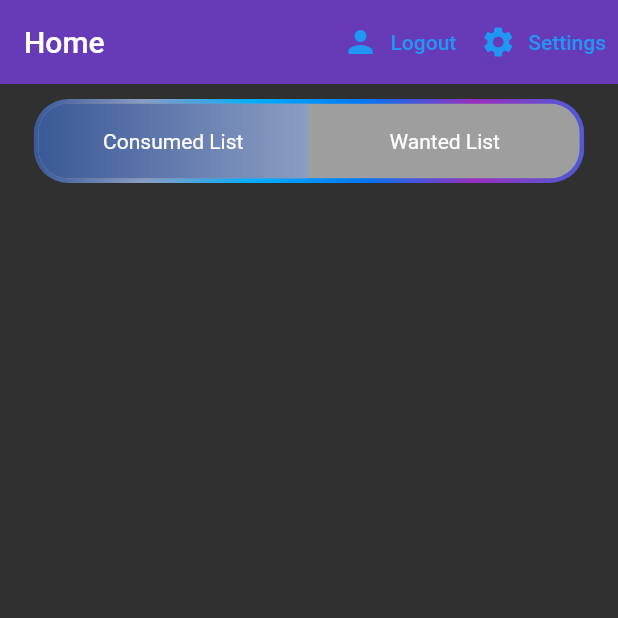
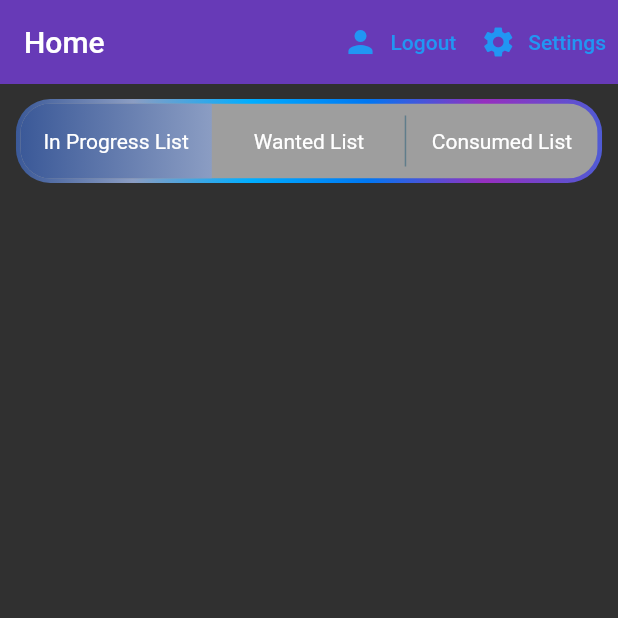
Before and after one commit to cimbyote/monsoomer, a Flutter app: the screen it shows once a user with an empty profile is signed in, on a phone screen of 412 x 824 dp, the top half of it. Run offline on Flutter 3.47's test engine with Material 2 defaults, Android fonts, the phone set to English and light mode, and no system bars; drawn by our look-alikes of toggle_switch; our stand-ins replace cached_network_image, cloud_firestore, firebase_auth, firebase_core, flutter_spinkit; accounts and stored records are empty; network calls fail; Roboto replaces fonts that are missing (NanumGothic).

Commit message:
added inprogess list

```diff
--- a/lib/models/media.dart
+++ b/lib/models/media.dart
@@ -9,11 +9,16 @@ class Media
 {
   final String name;
   final String type;
+
+  @CustomDateTimeConverter()
+  late DateTime addedDateTime;
+
   late String imageString;
 
   Media(this.name, this.type)
   {
     this.imageString = 'https://m.media-amazon.com/images/I/81OmkfFqvsL._AC_SY741_.jpg';
+    this.addedDateTime = DateTime.now();
   }
 
   factory Media.fromJson(Map<String, dynamic> json) => _$MediaFromJson(json);
@@ -23,8 +28,6 @@ class Media
 @JsonSerializable(explicitToJson: true)
 class ConsumedMedia extends Media
 {
-  @CustomDateTimeConverter()
-  late DateTime addedDateTime;
 
   @CustomDateTimeConverter()
   late DateTime consumedDateTime;
@@ -32,7 +35,6 @@ class ConsumedMedia extends Media
   ConsumedMedia(String name, String type, DateTime consumedDateTime)
       : super(name, type)
   {
-    addedDateTime = DateTime.now();
     this.consumedDateTime = consumedDateTime;
   }
 
@@ -40,16 +42,33 @@ class ConsumedMedia extends Media
   Map<String, dynamic> toJson() => _$ConsumedMediaToJson(this);
 
 }
+
+@JsonSerializable(explicitToJson: true)
+class StartedMedia extends Media
+{
+  @CustomDateTimeConverter()
+  late DateTime startedDateTime;
+
+  StartedMedia(String name, String type, DateTime startedDateTime)
+      : super(name, type)
+  {
+    this.startedDateTime = startedDateTime;
+  }
+
+  factory StartedMedia.fromJson(Map<String, dynamic> json) => _$StartedMediaFromJson(json);
+  Map<String, dynamic> toJson() => _$StartedMediaToJson(this);
+
+}
+
+
 @JsonSerializable(explicitToJson: true)
 class WantedMedia extends Media
 {
-  @CustomDateTimeConverter()
-  late DateTime addedDateTime;
 
   WantedMedia(String name, String type)
       : super(name, type)
   {
-    addedDateTime = DateTime.now();
+    //meh
   }
 
   factory WantedMedia.fromJson(Map<String, dynamic> json) => _$WantedMediaFromJson(json);
--- a/lib/models/user_info_model.dart
+++ b/lib/models/user_info_model.dart
@@ -19,11 +19,14 @@ class UserInfoModel
 @JsonSerializable(explicitToJson: true)
 class UserData{
 
+  List<StartedMedia> inProgressList = [];
   List<ConsumedMedia> consumedList = [];
   List<WantedMedia> wantedList = [];
 
   UserData()
   {
+    inProgressList.add(StartedMedia('Guardians', 'Movie', DateTime.now()));
+
     consumedList.add(ConsumedMedia('Avengers 1', 'Movie', DateTime.now()));
     consumedList.add(ConsumedMedia('Avengers 2', 'Movie', DateTime.now()));
     consumedList.add(ConsumedMedia('Avengers 3', 'Movie', DateTime.now()));
--- a/lib/screens/home/home.dart
+++ b/lib/screens/home/home.dart
@@ -73,10 +73,11 @@ class _HomeState extends State<Home> {
                   activeFgColor: Colors.white,
                   inactiveBgColor: Colors.grey,
                   inactiveFgColor: Colors.white,
-                  totalSwitches: 2,
+                  totalSwitches: 3,
                   labels: [
+                    'In Progress List',
+                    'Wanted List',
                     'Consumed List',
-                    'Wanted List',
                   ],
                   iconSize: 30.0,
                   borderColor: [
```
Also changed, not shown: lib/screens/home/media_list.dart (+21 -12 lines), lib/models/media.g.dart, lib/models/user_info_model.g.dart.
